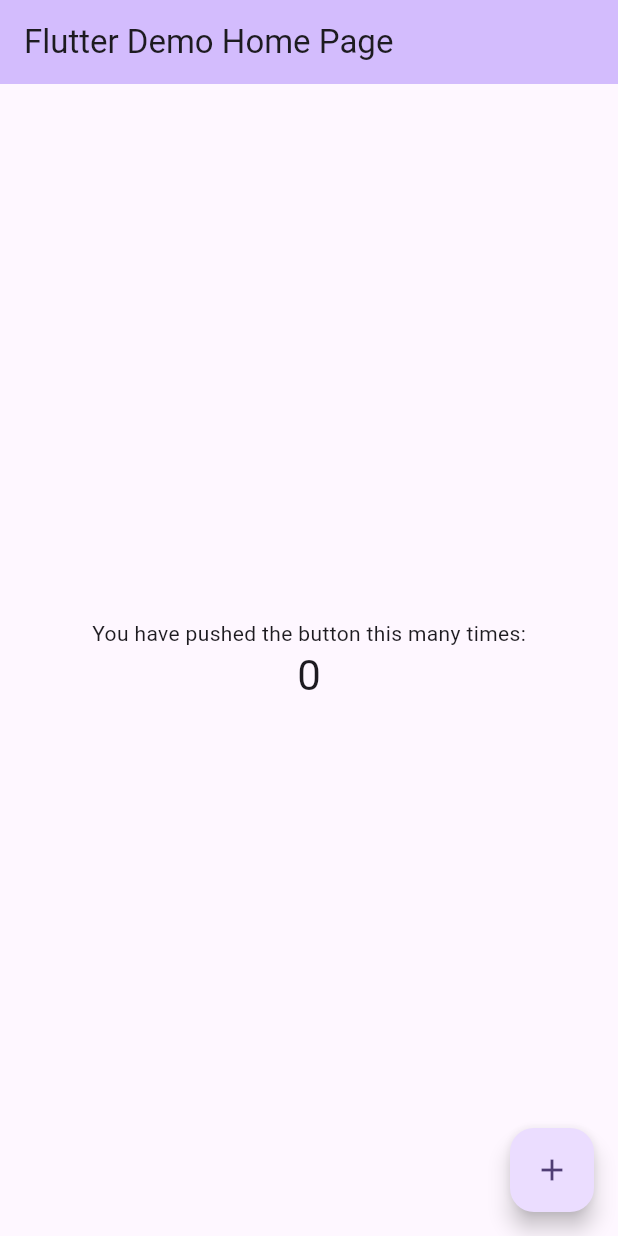
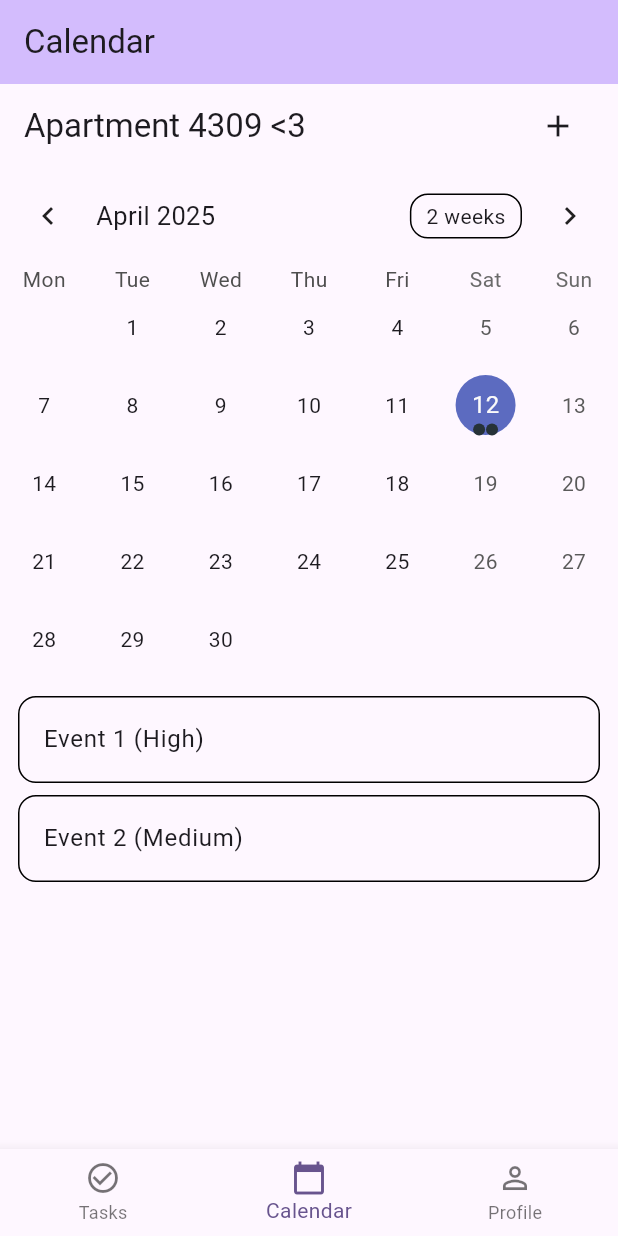
Before and after one commit to madelineanson/room_me, a Flutter app: the screen it shows after launch, on a phone screen of 412 x 824 dp. Run offline on Flutter 3.47's test engine with Material 3 defaults, Android fonts, the phone set to English and light mode, and no system bars; drawn by our look-alikes of table_calendar.

Commit message:
created calendar page and footer

```diff
--- /dev/null
+++ b/lib/events_calendar.dart
@@ -0,0 +1,220 @@
+// Copyright 2019 Aleksander Woźniak
+// SPDX-License-Identifier: Apache-2.0
+
+// ignore_for_file: avoid_print
+
+import 'package:flutter/material.dart';
+import 'package:room_me/add_event.dart';
+import 'package:room_me/event_details.dart';
+import 'package:room_me/utils.dart';
+import 'package:table_calendar/table_calendar.dart';
+
+class TableEventsExample extends StatefulWidget {
+  const TableEventsExample({super.key});
+
+  @override
+  State<TableEventsExample> createState() => _TableEventsExampleState();
+}
+
+class _TableEventsExampleState extends State<TableEventsExample> {
+  late final ValueNotifier<List<Event>> _selectedEvents;
+  CalendarFormat _calendarFormat = CalendarFormat.month;
+  RangeSelectionMode _rangeSelectionMode =
+      RangeSelectionMode
+          .toggledOff; // Can be toggled on/off by longpressing a date
+  DateTime _focusedDay = DateTime.now();
+  DateTime? _selectedDay;
+  DateTime? _rangeStart;
+  DateTime? _rangeEnd;
+
+  @override
+  void initState() {
+    super.initState();
+
+    _selectedDay = _focusedDay;
+    _selectedEvents = ValueNotifier(_getEventsForDay(_selectedDay!));
+  }
+
+  @override
+  void dispose() {
+    _selectedEvents.dispose();
+    super.dispose();
+  }
+
+  List<Event> _getEventsForDay(DateTime day) {
+    // Implementation example
+    return kEvents[day] ?? [];
+  }
+
+  List<Event> _getEventsForRange(DateTime start, DateTime end) {
+    // Implementation example
+    final days = daysInRange(start, end);
+
+    return [for (final d in days) ..._getEventsForDay(d)];
+  }
+
+  void _onDaySelected(DateTime selectedDay, DateTime focusedDay) {
+    if (!isSameDay(_selectedDay, selectedDay)) {
+      setState(() {
+        _selectedDay = selectedDay;
+        _focusedDay = focusedDay;
+        _rangeStart = null; // Important to clean those
+        _rangeEnd = null;
+        _rangeSelectionMode = RangeSelectionMode.toggledOff;
+      });
+
+      _selectedEvents.value = _getEventsForDay(selectedDay);
+    }
+  }
+
+  void _onRangeSelected(DateTime? start, DateTime? end, DateTime focusedDay) {
+    setState(() {
+      _selectedDay = null;
+      _focusedDay = focusedDay;
+      _rangeStart = start;
+      _rangeEnd = end;
+      _rangeSelectionMode = RangeSelectionMode.toggledOn;
+    });
+
+    // `start` or `end` could be null
+    if (start != null && end != null) {
+      _selectedEvents.value = _getEventsForRange(start, end);
+    } else if (start != null) {
+      _selectedEvents.value = _getEventsForDay(start);
+    } else if (end != null) {
+      _selectedEvents.value = _getEventsForDay(end);
+    }
+  }
+
+  @override
+  Widget build(BuildContext context) {
+    return Scaffold(
+      appBar: AppBar(
+        title: Row(
+          mainAxisAlignment: MainAxisAlignment.spaceBetween,
+          children: [
+            const Text('Apartment 4309 <3'),
+            IconButton(
+              icon: const Icon(Icons.add),
+              onPressed: () async {
+                final result = await Navigator.push(
+                  context,
+                  MaterialPageRoute(builder: (_) => const AddEventPage()),
+                );
+
+                if (result != null &&
+                    result['date'] != null &&
+                    result['event'] != null) {
+                  final DateTime selectedDate = result['date'];
+                  final Event newEvent = result['event'];
+
+                  setState(() {
+                    // Add event to the kEvents map
+                    if (kEvents[selectedDate] != null) {
+                      kEvents[selectedDate]!.add(newEvent);
+                    } else {
+                      kEvents[selectedDate] = [newEvent];
+                    }
+
+                    // Update selected events if that date is selected
+                    if (isSameDay(_selectedDay, selectedDate)) {
+                      _selectedEvents.value = _getEventsForDay(selectedDate);
+                    }
+                  });
+                }
+              },
+            ),
+          ],
+        ),
+      ),
+
+      body: Column(
+        children: [
+          TableCalendar<Event>(
+            firstDay: kFirstDay,
+            lastDay: kLastDay,
+            focusedDay: _focusedDay,
+            selectedDayPredicate: (day) => isSameDay(_selectedDay, day),
+            rangeStartDay: _rangeStart,
+            rangeEndDay: _rangeEnd,
+            calendarFormat: _calendarFormat,
+            rangeSelectionMode: _rangeSelectionMode,
+            eventLoader: _getEventsForDay,
+            startingDayOfWeek: StartingDayOfWeek.monday,
+            calendarStyle: const CalendarStyle(
+              // Use `CalendarStyle` to customize the UI
+              outsideDaysVisible: false,
+            ),
+            onDaySelected: _onDaySelected,
+            onRangeSelected: _onRangeSelected,
+            onFormatChanged: (format) {
+              if (_calendarFormat != format) {
+                setState(() {
+                  _calendarFormat = format;
+                });
+              }
+            },
+            onPageChanged: (focusedDay) {
+              _focusedDay = focusedDay;
+            },
+          ),
+          const SizedBox(height: 8.0),
+          Expanded(
+            child: ValueListenableBuilder<List<Event>>(
+              valueListenable: _selectedEvents,
+              builder: (context, value, _) {
+                return ListView.builder(
+                  itemCount: value.length,
+                  itemBuilder: (context, index) {
+                    return Container(
+                      margin: const EdgeInsets.symmetric(
+                        horizontal: 12.0,
+                        vertical: 4.0,
+                      ),
+                      decoration: BoxDecoration(
+                        border: Border.all(),
+                        borderRadius: BorderRadius.circular(12.0),
+                      ),
+                      child: ListTile(
+                        onTap: () {
+                          showDialog(
+                            context: context,
+                            builder: (context) {
+                              final event = value[index];
+                              return AlertDialog(
+                                title: Text(event.title),
+                                content: Column(
+                                  mainAxisSize: MainAxisSize.min,
+                                  crossAxisAlignment: CrossAxisAlignment.start,
+                                  children: [
+                                    Text("Assigned To: ${event.assignedTo}"),
+                                    Text("Assigned By: ${event.assignedBy}"),
+                                    Text("Priority: ${event.priority}"),
+                                    const SizedBox(height: 10),
+                                    Text("Description:"),
+                                    Text(event.description),
+                                  ],
+                                ),
+                                actions: [
+                                  TextButton(
+                                    onPressed: () => Navigator.pop(context),
+                                    child: const Text("Close"),
+                                  ),
+                                ],
+                              );
+                            },
+                          );
+                        },
+                        title: Text('${value[index]}'),
+                      ),
+                    );
+                  },
+                );
+              },
+            ),
+          ),
+        ],
+      ),
+    );
+  }
+}
--- a/lib/main.dart
+++ b/lib/main.dart
@@ -1,4 +1,5 @@
 import 'package:flutter/material.dart';
+import 'package:room_me/events_calendar.dart';
 
 void main() {
   runApp(const MyApp());
@@ -7,116 +8,94 @@ void main() {
 class MyApp extends StatelessWidget {
   const MyApp({super.key});
 
-  // This widget is the root of your application.
   @override
   Widget build(BuildContext context) {
     return MaterialApp(
-      title: 'Flutter Demo',
+      title: 'RoomMe',
       theme: ThemeData(
-        // This is the theme of your application.
-        //
-        // TRY THIS: Try running your application with "flutter run". You'll see
-        // the application has a purple toolbar. Then, without quitting the app,
-        // try changing the seedColor in the colorScheme below to Colors.green
-        // and then invoke "hot reload" (save your changes or press the "hot
-        // reload" button in a Flutter-supported IDE, or press "r" if you used
-        // the command line to start the app).
-        //
-        // Notice that the counter didn't reset back to zero; the application
-        // state is not lost during the reload. To reset the state, use hot
-        // restart instead.
-        //
-        // This works for code too, not just values: Most code changes can be
-        // tested with just a hot reload.
         colorScheme: ColorScheme.fromSeed(seedColor: Colors.deepPurple),
       ),
-      home: const MyHomePage(title: 'Flutter Demo Home Page'),
+      home: const MainNavigation(),
     );
   }
 }
 
-class MyHomePage extends StatefulWidget {
-  const MyHomePage({super.key, required this.title});
-
-  // This widget is the home page of your application. It is stateful, meaning
-  // that it has a State object (defined below) that contains fields that affect
-  // how it looks.
-
-  // This class is the configuration for the state. It holds the values (in this
-  // case the title) provided by the parent (in this case the App widget) and
-  // used by the build method of the State. Fields in a Widget subclass are
-  // always marked "final".
-
-  final String title;
+class MainNavigation extends StatefulWidget {
+  const MainNavigation({super.key});
 
   @override
-  State<MyHomePage> createState() => _MyHomePageState();
+  State<MainNavigation> createState() => _MainNavigationState();
 }
 
-class _MyHomePageState extends State<MyHomePage> {
-  int _counter = 0;
+class _MainNavigationState extends State<MainNavigation> {
+  int _currentIndex = 1; // Default to Calendar Page
 
-  void _incrementCounter() {
+  final List<Widget> _pages = const [
+    TaskPage(),
+    TableEventsExample(),
+    ProfilePage(),
+  ];
+
+  final List<String> _titles = [
+    'Tasks',
+    'Calendar',
+    'Profile',
+  ];
+
+  void _onItemTapped(int index) {
     setState(() {
-      // This call to setState tells the Flutter framework that something has
-      // changed in this State, which causes it to rerun the build method below
-      // so that the display can reflect the updated values. If we changed
-      // _counter without calling setState(), then the build method would not be
-      // called again, and so nothing would appear to happen.
-      _counter++;
+      _currentIndex = index;
     });
   }
 
   @override
   Widget build(BuildContext context) {
-    // This method is rerun every time setState is called, for instance as done
-    // by the _incrementCounter method above.
-    //
-    // The Flutter framework has been optimized to make rerunning build methods
-    // fast, so that you can just rebuild anything that needs updating rather
-    // than having to individually change instances of widgets.
     return Scaffold(
       appBar: AppBar(
-        // TRY THIS: Try changing the color here to a specific color (to
-        // Colors.amber, perhaps?) and trigger a hot reload to see the AppBar
-        // change color while the other colors stay the same.
+        title: Text(_titles[_currentIndex]),
         backgroundColor: Theme.of(context).colorScheme.inversePrimary,
-        // Here we take the value from the MyHomePage object that was created by
-        // the App.build method, and use it to set our appbar title.
-        title: Text(widget.title),
       ),
-      body: Center(
-        // Center is a layout widget. It takes a single child and positions it
-        // in the middle of the parent.
-        child: Column(
-          // Column is also a layout widget. It takes a list of children and
-          // arranges them vertically. By default, it sizes itself to fit its
-          // children horizontally, and tries to be as tall as its parent.
-          //
-          // Column has various properties to control how it sizes itself and
-          // how it positions its children. Here we use mainAxisAlignment to
-          // center the children vertically; the main axis here is the vertical
-          // axis because Columns are vertical (the cross axis would be
-          // horizontal).
-          //
-          // TRY THIS: Invoke "debug painting" (choose the "Toggle Debug Paint"
-          // action in the IDE, or press "p" in the console), to see the
-          // wireframe for each widget.
-          mainAxisAlignment: MainAxisAlignment.center,
-          children: <Widget>[
-            const Text('You have pushed the button this many times:'),
-            Text(
-              '$_counter',
-              style: Theme.of(context).textTheme.headlineMedium,
-            ),
-          ],
-        ),
+      body: _pages[_currentIndex],
+      bottomNavigationBar: BottomNavigationBar(
+        currentIndex: _currentIndex,
+        onTap: _onItemTapped,
+        items: const [
+          BottomNavigationBarItem(
+            icon: Icon(Icons.check_circle_outline),
+            label: 'Tasks',
+          ),
+          BottomNavigationBarItem(
+            icon: Icon(Icons.calendar_today),
+            label: 'Calendar',
+          ),
+          BottomNavigationBarItem(
+            icon: Icon(Icons.person_outline),
+            label: 'Profile',
+          ),
+        ],
       ),
-      floatingActionButton: FloatingActionButton(
-        onPressed: _incrementCounter,
-        tooltip: 'Increment',
-        child: const Icon(Icons.add),
-      ), // This trailing comma makes auto-formatting nicer for build methods.
     );
   }
 }
+
+class TaskPage extends StatelessWidget {
+  const TaskPage({super.key});
+
+  @override
+  Widget build(BuildContext context) {
+    return const Center(
+      child: Text('This is the Task Page'),
+    );
+  }
+}
+
+class ProfilePage extends StatelessWidget {
+  const ProfilePage({super.key});
+
+  @override
+  Widget build(BuildContext context) {
+    return const Center(
+      child: Text('This is the Profile Page'),
+    );
+  }
+}
--- /dev/null
+++ b/lib/utils.dart
@@ -0,0 +1,83 @@
+// Copyright 2019 Aleksander Woźniak
+// SPDX-License-Identifier: Apache-2.0
+
+import 'dart:collection';
+
+import 'package:table_calendar/table_calendar.dart';
+
+class Event {
+  final String title;
+  final String assignedTo;
+  final String assignedBy;
+  final String description;
+  final String priority;
+
+  const Event({
+    required this.title,
+    required this.assignedTo,
+    required this.assignedBy,
+    required this.description,
+    required this.priority,
+  });
+
+  @override
+  String toString() => '$title ($priority)';
+}
+
+/// Example events.
+///
+/// Using a [LinkedHashMap] is highly recommended if you decide to use a map.
+final kEvents = LinkedHashMap<DateTime, List<Event>>(
+  equals: isSameDay,
+  hashCode: getHashCode,
+)..addAll(_kEventSource);
+
+// the code below creates random events for examples
+// final _kEventSource = {
+//   for (var item in List.generate(50, (index) => index))
+//     DateTime.utc(kFirstDay.year, kFirstDay.month, item * 5): List.generate(
+//       item % 4 + 1,
+//       (index) => Event('Event $item | ${index + 1}'),
+//     ),
+// }..addAll({
+//     kToday: [
+//       const Event("Today's Event 1"),
+//       const Event("Today's Event 2"),
+//     ],
+//   });
+
+final _kEventSource = {
+  kToday: [
+    const Event(
+      title: "Event 1",
+      assignedTo: "kimber",
+      assignedBy: "jason",
+      description: "kiss me!!!",
+      priority: "High",
+    ),
+    const Event(
+      title: "Event 2",
+      assignedTo: "kimber",
+      assignedBy: "madeline",
+      description: "buy Madeline flowers",
+      priority: "Medium",
+    ),
+  ],
+};
+
+int getHashCode(DateTime key) {
+  return key.day * 1000000 + key.month * 10000 + key.year;
+}
+
+/// Returns a list of [DateTime] objects from [first] to [last], inclusive.
+List<DateTime> daysInRange(DateTime first, DateTime last) {
+  final dayCount = last.difference(first).inDays + 1;
+  return List.generate(
+    dayCount,
+    (index) => DateTime.utc(first.year, first.month, first.day + index),
+  );
+}
+
+final kToday = DateTime.now();
+final kFirstDay = DateTime(kToday.year, kToday.month - 3, kToday.day);
+final kLastDay = DateTime(kToday.year, kToday.month + 3, kToday.day);
--- a/pubspec.yaml
+++ b/pubspec.yaml
@@ -30,10 +30,12 @@ environment:
 dependencies:
   flutter:
     sdk: flutter
+  table_calendar: ^3.2.0
 
   # The following adds the Cupertino Icons font to your application.
   # Use with the CupertinoIcons class for iOS style icons.
   cupertino_icons: ^1.0.8
+  footer: ^0.0.4
 
 dev_dependencies:
   flutter_test:
```
Also changed, not shown: lib/add_event.dart (added, +132 -0 lines), lib/event_details.dart (added, +68 -0 lines), pubspec.lock.
